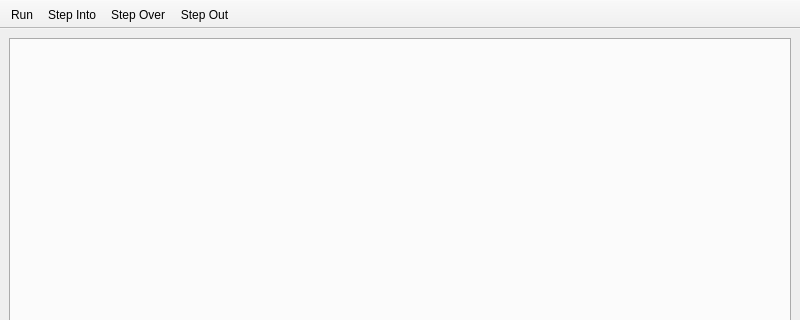
Qt form pcsx2-qt/Debugger/DebuggerWindow.ui (PCSX2/pcsx2) before a commit; both pictures show x 0 to 800 and y 0 to 320 of the 800 by 600 pixel window.
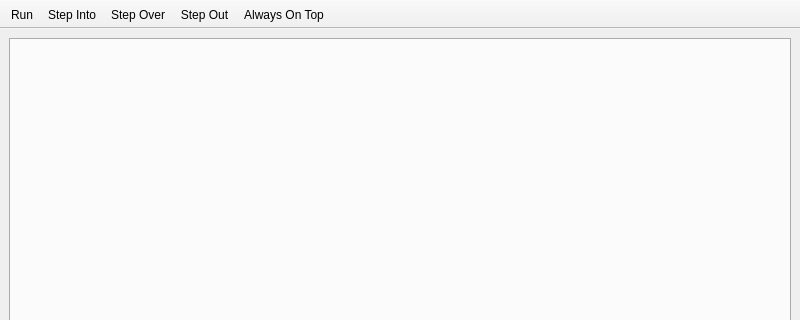
The same form after that commit. Icons and pictures are not drawn.

Commit message:
Debugger: Fix an issue where the debugger is always on top of the main window
Add an optional "always on top" toolbar button as well

```diff
--- a/pcsx2-qt/Debugger/DebuggerWindow.ui
+++ b/pcsx2-qt/Debugger/DebuggerWindow.ui
@@ -46,6 +46,7 @@
    <addaction name="actionStepInto"/>
    <addaction name="actionStepOver"/>
    <addaction name="actionStepOut"/>
+   <addaction name="actionOnTop"/>
   </widget>
   <action name="actionRun">
    <property name="icon">
@@ -88,6 +89,17 @@
     <string>Shift+F11</string>
    </property>
   </action>
+  <action name="actionOnTop">
+   <property name="checkable">
+    <bool>true</bool>
+   </property>
+   <property name="text">
+    <string>Always On Top</string>
+   </property>
+   <property name="toolTip">
+    <string>Show this window on top</string>
+   </property>
+  </action>
  </widget>
  <resources/>
  <connections/>
```
Left out of the diff: 5 changed lines with no effect on the pictures. The commit also changes 2 other files.
